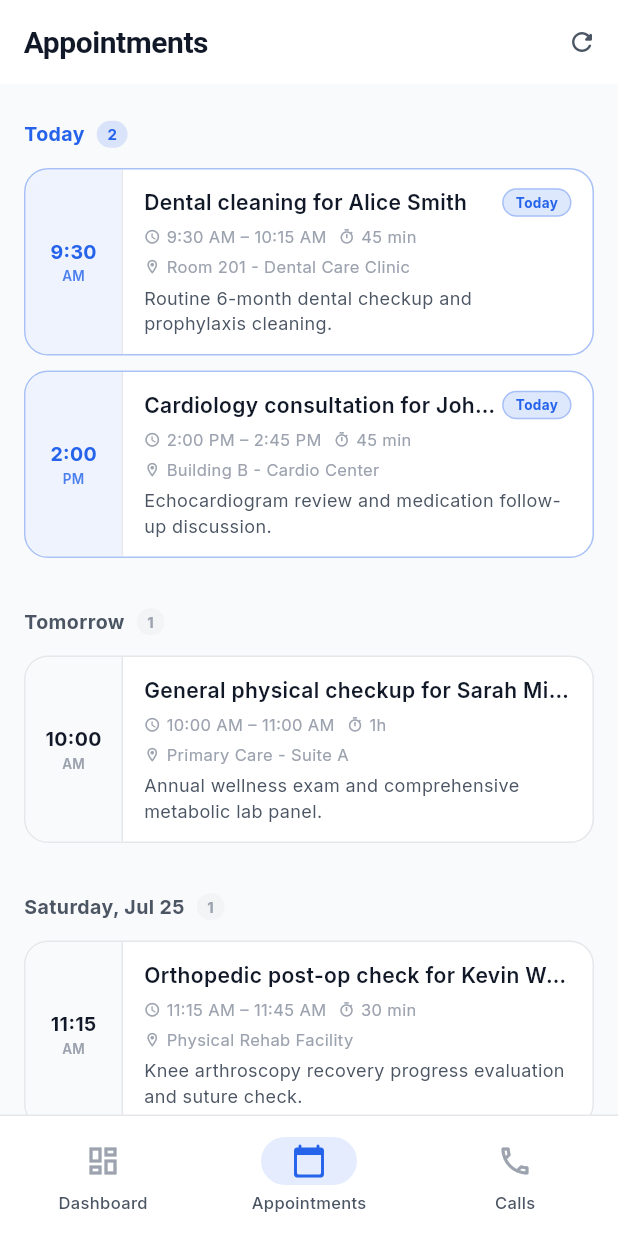
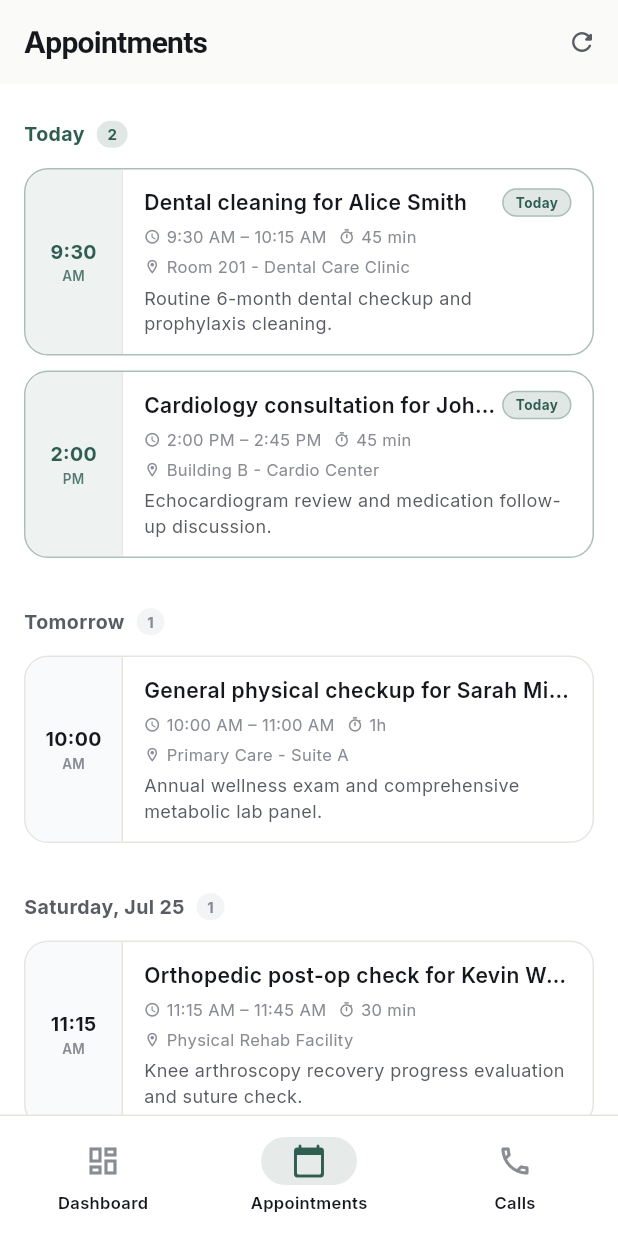
Before and after one commit to Justtoworkout/AVA, a Flutter app: the screen it shows after launch, item 2 of the bottom bar chosen, on a phone screen of 412 x 824 dp. Run offline on Flutter 3.47's test engine with Material 3 defaults, Android fonts, the light colour scheme and no system bars; our stand-ins replace cloud_firestore, firebase_core, google_fonts, just_audio, shimmer; accounts and stored records are empty; network calls fail.

Commit message:
design: Redesign AVA dashboard into premium Human Design system with single accent color, custom Space Grotesk numerals, hero stat gauges, sound waves, and flat metrics

```diff
--- a/lib/theme/app_theme.dart
+++ b/lib/theme/app_theme.dart
@@ -4,68 +4,87 @@ import 'package:flutter/material.dart';
 import 'package:google_fonts/google_fonts.dart';
 
 class AppTheme {
-  // Brand palette (Clean, human-designed corporate/medical styling)
-  static const Color primary = Color(0xFF2563EB);      // Trustworthy cobalt blue
-  static const Color primaryDark = Color(0xFF1D4ED8);
-  static const Color surface = Color(0xFFF9FAFB);      // Professional soft off-white background
-  static const Color surfaceCard = Color(0xFFFFFFFF);  // Clean white card background
-  static const Color surfaceElevated = Color(0xFFF3F4F6); // Soft grey for hover/elevated states
-  static const Color border = Color(0xFFE5E7EB);       // Subtle light grey border
-  static const Color textPrimary = Color(0xFF111827);   // High-contrast charcoal text
-  static const Color textSecondary = Color(0xFF4B5563); // Mid-tone grey text
-  static const Color textMuted = Color(0xFF9CA3AF);     // Soft light grey text
+  // Brand palette - Neutral token system (Clean Human Design)
+  static const Color ink = Color(0xFF16181D);          // Primary text (--ink)
+  static const Color paper = Color(0xFFFAFAF8);        // Main background (--paper)
+  static const Color surface = Color(0xFFFFFFFF);      // Card surface (--surface)
+  static const Color line = Color(0xFFE7E5E0);         // Hairline borders/dividers (--line)
 
-  // Outcome status colors (Soft, professional, accessible tones — not neon)
-  static const Color booked = Color(0xFF059669);       // Emerald green
-  static const Color failed = Color(0xFFDC2626);       // Deep crimson red
-  static const Color transferred = Color(0xFFD97706);  // Warm amber yellow
-  static const Color completed = Color(0xFF2563EB);    // Cobalt blue
+  static const Color accent = Color(0xFF2F5D50);       // Deep phone-line green (--accent)
+  static const Color alert = Color(0xFFB3441E);        // Missed/failed alerts only (--alert)
 
-  // Clean Light Theme (Corporate Human Design)
+  // Compatibility mappings to prevent breakage in other screens
+  static const Color primary = accent;
+  static const Color border = line;
+  static const Color surfaceCard = surface;
+  static const Color surfaceElevated = Color(0xFFF3F4F6);
+
+  // Neutral shades
+  static const Color textPrimary = ink;
+  static const Color textSecondary = Color(0xFF5A5C63);
+  static const Color textMuted = Color(0xFF8A8C93);
+
+  // Status mapping to brand tokens (ditching multi-colored pastels)
+  static const Color booked = accent;
+  static const Color failed = alert;
+  static const Color transferred = accent;
+  static const Color completed = accent;
+
+  // Typographic styling
+  static TextStyle get numeralStyle {
+    return GoogleFonts.spaceGrotesk(
+      fontSize: 32,
+      fontWeight: FontWeight.w700,
+      color: ink,
+      letterSpacing: -1.0, // Grotesk tight tracking for numeral personality
+    );
+  }
+
+  // Clean Light Theme (Human Design Token System)
   static ThemeData get light {
     return ThemeData(
       useMaterial3: true,
       brightness: Brightness.light,
-      scaffoldBackgroundColor: surface,
+      scaffoldBackgroundColor: paper,
       colorScheme: const ColorScheme.light(
-        primary: primary,
-        secondary: Color(0xFF3B82F6),
-        surface: surfaceCard,
+        primary: accent,
+        secondary: accent,
+        surface: surface,
         onPrimary: Colors.white,
-        onSurface: textPrimary,
-        outline: border,
+        onSurface: ink,
+        outline: line,
       ),
       navigationBarTheme: const NavigationBarThemeData(
-        backgroundColor: surfaceCard,
-        indicatorColor: Color(0x1F2563EB), // 12% opacity primary
+        backgroundColor: surface,
+        indicatorColor: Color(0x1F2F5D50), // Subtle accent tint
         labelTextStyle: WidgetStatePropertyAll(
-          TextStyle(fontSize: 11, fontWeight: FontWeight.w500, color: textSecondary),
+          TextStyle(fontSize: 11, fontWeight: FontWeight.w600, color: ink),
         ),
       ),
       appBarTheme: const AppBarTheme(
-        backgroundColor: surfaceCard,
+        backgroundColor: paper,
         surfaceTintColor: Colors.transparent,
         elevation: 0,
         centerTitle: false,
-        iconTheme: IconThemeData(color: textPrimary),
+        iconTheme: IconThemeData(color: ink),
         titleTextStyle: TextStyle(
-          color: textPrimary,
+          color: ink,
           fontSize: 20,
           fontWeight: FontWeight.w700,
-          letterSpacing: -0.3,
+          letterSpacing: -0.5,
         ),
       ),
       cardTheme: CardThemeData(
-        color: surfaceCard,
+        color: surface,
         elevation: 0,
         shape: RoundedRectangleBorder(
-          borderRadius: BorderRadius.circular(12), // Clean professional corners
-          side: const BorderSide(color: border),
+          borderRadius: BorderRadius.circular(8), // Clean hairline corners
+          side: const BorderSide(color: line, width: 1),
         ),
         margin: EdgeInsets.zero,
       ),
       dividerTheme: const DividerThemeData(
-        color: border,
+        color: line,
         thickness: 1,
         space: 0,
       ),
@@ -74,98 +93,97 @@ class AppTheme {
         headlineMedium: TextStyle(fontSize: 22, fontWeight: FontWeight.w700),
         titleLarge: TextStyle(fontSize: 17, fontWeight: FontWeight.w600),
         titleMedium: TextStyle(fontSize: 15, fontWeight: FontWeight.w600),
-        bodyLarge: TextStyle(fontSize: 15, fontWeight: FontWeight.w400),
-        bodyMedium: TextStyle(fontSize: 13, fontWeight: FontWeight.w400),
-        bodySmall: TextStyle(fontSize: 11, fontWeight: FontWeight.w400),
-        labelLarge: TextStyle(fontSize: 13, fontWeight: FontWeight.w600),
+        bodyLarge: TextStyle(fontSize: 14, fontWeight: FontWeight.w400),
+        bodyMedium: TextStyle(fontSize: 12, fontWeight: FontWeight.w400),
+        bodySmall: TextStyle(fontSize: 10, fontWeight: FontWeight.w400),
+        labelLarge: TextStyle(fontSize: 12, fontWeight: FontWeight.w600),
       )).apply(
-        bodyColor: textPrimary,
-        displayColor: textPrimary,
+        bodyColor: ink,
+        displayColor: ink,
       ),
     );
   }
 
-  // Dark Theme (Hardened version — clean slate-grey, no neon glows)
+  // Dark Theme (Aligned with the Slate-Neutral system)
   static ThemeData get dark {
+    const Color darkPaper = Color(0xFF121316);
+    const Color darkSurface = Color(0xFF1A1C20);
+    const Color darkLine = Color(0xFF2C2E33);
+    const Color darkInk = Color(0xFFF3F4F6);
+
     return ThemeData(
       useMaterial3: true,
       brightness: Brightness.dark,
-      scaffoldBackgroundColor: const Color(0xFF0F172A), // Slate 900
+      scaffoldBackgroundColor: darkPaper,
       colorScheme: const ColorScheme.dark(
-        primary: primary,
-        secondary: Color(0xFF3B82F6),
-        surface: Color(0xFF1E293B), // Slate 800
+        primary: accent,
+        secondary: accent,
+        surface: darkSurface,
         onPrimary: Colors.white,
-        onSurface: Color(0xFFF8FAFC),
-        outline: Color(0xFF334155), // Slate 700
+        onSurface: darkInk,
+        outline: darkLine,
       ),
       navigationBarTheme: const NavigationBarThemeData(
-        backgroundColor: Color(0xFF1E293B),
-        indicatorColor: Color(0x332563EB),
+        backgroundColor: darkSurface,
+        indicatorColor: Color(0x332F5D50),
         labelTextStyle: WidgetStatePropertyAll(
-          TextStyle(fontSize: 11, color: Color(0xFF94A3B8)),
+          TextStyle(fontSize: 11, color: Color(0xFF9CA3AF)),
         ),
       ),
       appBarTheme: const AppBarTheme(
-        backgroundColor: Color(0xFF0F172A),
+        backgroundColor: darkPaper,
         surfaceTintColor: Colors.transparent,
         elevation: 0,
         centerTitle: false,
         titleTextStyle: TextStyle(
-          color: Color(0xFFF8FAFC),
+          color: darkInk,
           fontSize: 20,
           fontWeight: FontWeight.w700,
-          letterSpacing: -0.3,
+          letterSpacing: -0.5,
         ),
       ),
       cardTheme: CardThemeData(
-        color: Color(0xFF1E293B),
+        color: darkSurface,
         elevation: 0,
         shape: RoundedRectangleBorder(
-          borderRadius: BorderRadius.circular(12),
-          side: const BorderSide(color: Color(0xFF334155)),
+          borderRadius: BorderRadius.circular(8),
+          side: const BorderSide(color: darkLine),
         ),
         margin: EdgeInsets.zero,
       ),
       dividerTheme: const DividerThemeData(
-        color: Color(0xFF334155),
+        color: darkLine,
         thickness: 1,
         space: 0,
       ),
       textTheme: GoogleFonts.interTextTheme(const TextTheme(
-        displayLarge: TextStyle(fontSize: 32, fontWeight: FontWeight.w800, color: Color(0xFFF8FAFC)),
-        headlineMedium: TextStyle(fontSize: 22, fontWeight: FontWeight.w700, color: Color(0xFFF8FAFC)),
-        titleLarge: TextStyle(fontSize: 17, fontWeight: FontWeight.w600, color: Color(0xFFF8FAFC)),
-        titleMedium: TextStyle(fontSize: 15, fontWeight: FontWeight.w600, color: Color(0xFFF8FAFC)),
-        bodyLarge: TextStyle(fontSize: 15, fontWeight: FontWeight.w400, color: Color(0xFFE2E8F0)),
-        bodyMedium: TextStyle(fontSize: 13, fontWeight: FontWeight.w400, color: Color(0xFFE2E8F0)),
-        bodySmall: TextStyle(fontSize: 11, fontWeight: FontWeight.w400, color: Color(0xFF94A3B8)),
-        labelLarge: TextStyle(fontSize: 13, fontWeight: FontWeight.w600, color: Color(0xFFF8FAFC)),
+        displayLarge: TextStyle(fontSize: 32, fontWeight: FontWeight.w800, color: darkInk),
+        headlineMedium: TextStyle(fontSize: 22, fontWeight: FontWeight.w700, color: darkInk),
+        titleLarge: TextStyle(fontSize: 17, fontWeight: FontWeight.w600, color: darkInk),
+        titleMedium: TextStyle(fontSize: 15, fontWeight: FontWeight.w600, color: darkInk),
+        bodyLarge: TextStyle(fontSize: 14, fontWeight: FontWeight.w400, color: Color(0xFFE5E7EB)),
+        bodyMedium: TextStyle(fontSize: 12, fontWeight: FontWeight.w400, color: Color(0xFFE5E7EB)),
+        bodySmall: TextStyle(fontSize: 10, fontWeight: FontWeight.w400, color: Color(0xFF9CA3AF)),
+        labelLarge: TextStyle(fontSize: 12, fontWeight: FontWeight.w600, color: darkInk),
       )),
     );
   }
 
   static Color outcomeColor(String outcome) {
-    switch (outcome) {
-      case 'booked':
-        return booked;
-      case 'failed':
-        return failed;
-      case 'transferred':
-        return transferred;
-      default:
-        return completed;
+    if (outcome == 'failed') {
+      return alert;
     }
+    return accent;
   }
 
   static IconData outcomeIcon(String outcome) {
     switch (outcome) {
       case 'booked':
-        return Icons.check_circle_rounded;
+        return Icons.check_circle_outline_rounded;
       case 'failed':
-        return Icons.cancel_rounded;
+        return Icons.highlight_off_rounded;
       case 'transferred':
-        return Icons.swap_calls_rounded;
+        return Icons.phone_forwarded_rounded;
       default:
         return Icons.check_rounded;
     }
```
Also changed, not shown: lib/screens/call_detail_screen.dart (+9 -14 lines), lib/screens/calls_screen.dart (+6 -5 lines), lib/screens/dashboard_screen.dart (+266 -161 lines), lib/widgets/call_list_tile.dart (+17 -18 lines), lib/widgets/outcome_badge.dart (+11 -8 lines).
